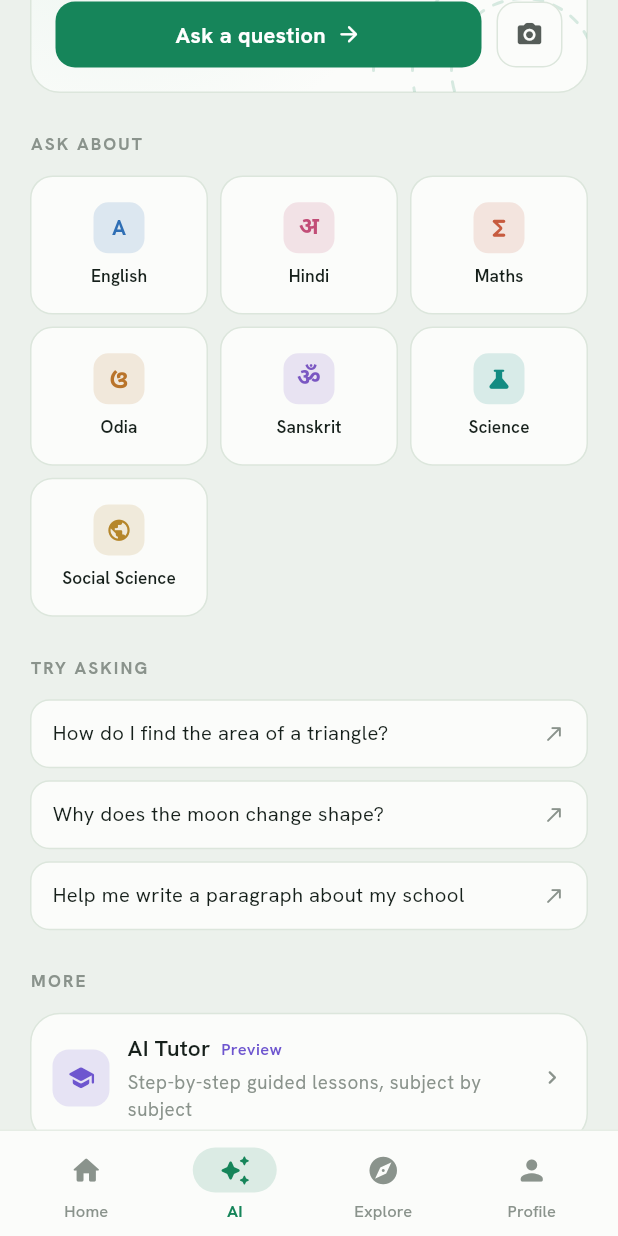
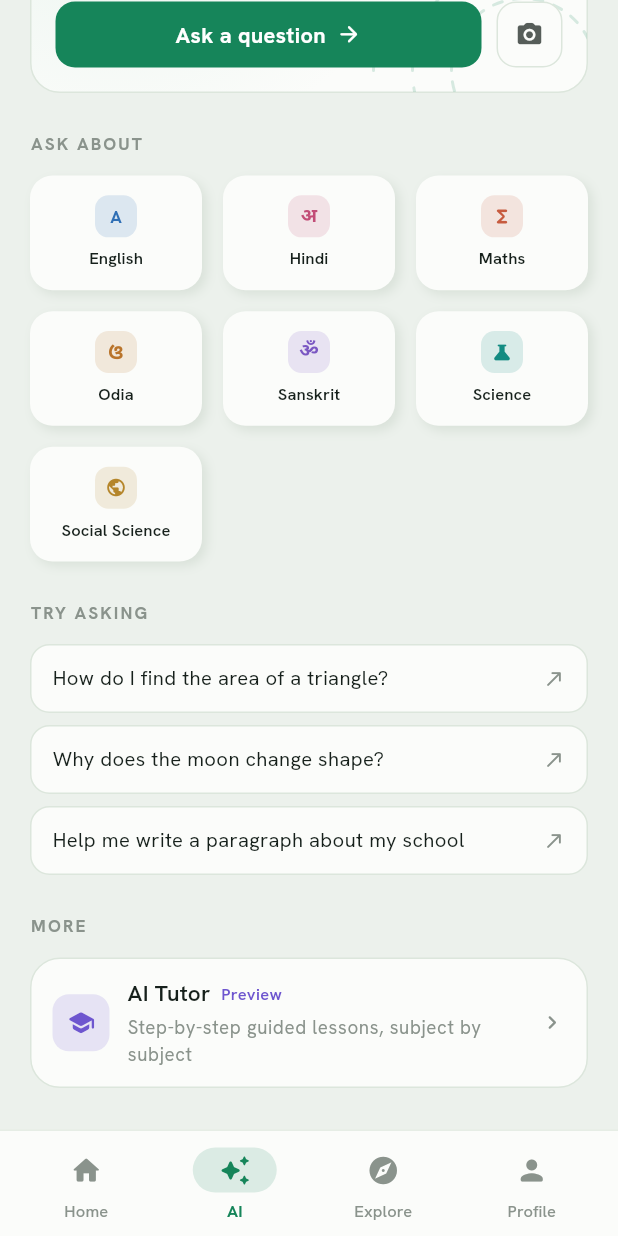
Before and after one commit to rudra273/vidyalaya, a Flutter app: the AiHubScreen screen opened by its route, scrolled down 192 dp, on a phone screen of 412 x 824 dp. Run offline on Flutter 3.47's test engine with Material 3 defaults, Android fonts, the phone set to English and light mode, and no system bars; our stand-ins replace firebase_auth, firebase_core, flutter_markdown, flutter_riverpod, flutter_svg, go_router and 8 more; missing offline and left inert: flutter_pdfview; accounts and stored records are empty.

Commit message:
some Ui fix

```diff
--- a/lib/screens/ai/ai_hub_screen.dart
+++ b/lib/screens/ai/ai_hub_screen.dart
@@ -16,6 +16,7 @@ import '../../utils/ai_labels.dart';
 import '../../utils/haptics.dart';
 import '../../widgets/ask_card.dart';
 import '../../widgets/calm_widgets.dart';
+import '../../widgets/clay_card.dart';
 import '../../widgets/pressable.dart';
 
 /// Haptic tap → push, shared by every row on this page.
@@ -181,9 +182,11 @@ class AiHubScreen extends ConsumerWidget {
                 gridDelegate:
                     const SliverGridDelegateWithFixedCrossAxisCount(
                       crossAxisCount: 3,
-                      mainAxisSpacing: 8,
-                      crossAxisSpacing: 8,
-                      childAspectRatio: 1.28,
+                      // Wider gutters than the flat tiles needed — the clay
+                      // shadows want room to fall before the next card starts.
+                      mainAxisSpacing: 14,
+                      crossAxisSpacing: 14,
+                      childAspectRatio: 1.5,
                     ),
                 itemCount: subjects.length,
                 itemBuilder: (context, index) {
@@ -444,15 +447,18 @@ class _HubRow extends StatelessWidget {
 
 /// One ingested subject, as a coloured tile. Seven pill chips wrapped into an
 /// undifferentiated grey blob; a tile grid is scannable and matches Explore.
-class _SubjectTile extends StatelessWidget {
+///
+/// Uses [ClayCard] with the same depth as Home's mini-tool grid, so both tile
+/// grids read as one surface — and both drop to flat cards together when
+/// claymorphism is turned off in Settings → Appearance.
+class _SubjectTile extends ConsumerWidget {
   final String subject;
   final VoidCallback onTap;
 
   const _SubjectTile({required this.subject, required this.onTap});
 
   @override
-  Widget build(BuildContext context) {
-    final cs = Theme.of(context).colorScheme;
+  Widget build(BuildContext context, WidgetRef ref) {
     final meta = subjectMeta(subject);
     final color = AppColors.subjectColor(
       subject,
@@ -462,13 +468,11 @@ class _SubjectTile extends StatelessWidget {
     return Pressable(
       onTap: onTap,
       scale: 0.96,
-      child: Container(
-        padding: const EdgeInsets.symmetric(horizontal: 8, vertical: 10),
-        decoration: BoxDecoration(
-          color: cs.surface,
-          border: Border.all(color: cs.outline),
-          borderRadius: BorderRadius.circular(AppSpacing.tileRadius),
-        ),
+      child: ClayCard(
+        padding: const EdgeInsets.symmetric(horizontal: 6, vertical: 8),
+        radius: AppSpacing.tileRadius,
+        blur: 11,
+        distance: 3,
         child: Column(
           mainAxisAlignment: MainAxisAlignment.center,
           children: [
@@ -476,17 +480,17 @@ class _SubjectTile extends StatelessWidget {
               color: color,
               icon: meta.icon,
               meta: meta,
-              size: 34,
-              radius: 10,
+              size: 28,
+              radius: 9,
             ),
-            const SizedBox(height: 7),
+            const SizedBox(height: 6),
             FittedBox(
               fit: BoxFit.scaleDown,
               child: Text(
                 formatSubject(subject),
                 maxLines: 1,
                 style: Theme.of(context).textTheme.titleSmall?.copyWith(
-                  fontSize: 11.5,
+                  fontSize: 11,
                   fontWeight: FontWeight.w600,
                 ),
               ),
--- a/lib/widgets/clay_card.dart
+++ b/lib/widgets/clay_card.dart
@@ -3,11 +3,33 @@ import 'package:flutter_riverpod/flutter_riverpod.dart';
 import '../app/theme.dart';
 import '../providers/clay_provider.dart';
 
+// ─── Global clay tuning ───────────────────────────────────────────────────
+// Applied on top of whatever `blur` / `distance` a call site passes, so the
+// whole app's clay can be re-tuned from here without touching call sites.
+//
+// Light mode gets NO top-left highlight. The classic claymorphism recipe puts
+// a white glow there, but that assumes a mid-tone page: here `paper` (#ECF1EC)
+// and `surface` (#FBFCFA) are both near-white, so a white blur on the card's
+// top-left just dissolves those edges into the background. Light mode instead
+// gets one soft directional shadow — cleaner, and the edges stay put.
+//
+// Dark mode keeps both shadows: on `paperDark` (#0D1411) the lifted top-left
+// edge is the only thing separating card from page, and it genuinely reads.
+
+/// Blur multiplier. Below 1.0 the falloff tightens, so the card's edge stays
+/// defined instead of dissolving into a halo.
+const double _blurScale = 0.5;
+
+/// Shadow-alpha multiplier. Kept nearer full strength than [_blurScale]: a
+/// tight shadow needs its weight to stay visible at all.
+const double _alphaScale = 0.7;
+
 /// ClayCard — soft "claymorphism" depth for accent surfaces only.
 ///
-/// Two opposing shadows (dark bottom-right, light top-left) give a gently
-/// raised, tactile look. Use sparingly on hero surfaces (avatar, stat cards,
-/// primary tiles) — list rows and forms stay flat.
+/// A gently raised, tactile look: one soft bottom-right shadow in light mode,
+/// plus a lifted top-left highlight in dark mode where the page is dark enough
+/// for it to read. Use sparingly on hero surfaces (avatar, stat cards, primary
+/// tiles) — list rows and forms stay flat.
 ///
 /// Respects the [clayEnabledProvider] toggle: when claymorphism is turned off
 /// (Settings → Appearance), it falls back to a flat hairline-bordered card so
@@ -69,24 +91,30 @@ class ClayCard extends ConsumerWidget {
     final shadows = pressed
         ? <BoxShadow>[
             BoxShadow(
-              color: shadowColor.withValues(alpha: isDark ? 0.6 : 0.7),
-              blurRadius: blur * 0.5,
+              color: shadowColor.withValues(
+                alpha: (isDark ? 0.6 : 0.7) * _alphaScale,
+              ),
+              blurRadius: blur * 0.5 * _blurScale,
               offset: Offset(distance * 0.4, distance * 0.4),
             ),
           ]
         : <BoxShadow>[
-            // dark — bottom-right
+            // dark — bottom-right. In light mode this is the whole effect.
             BoxShadow(
-              color: shadowColor.withValues(alpha: isDark ? 0.55 : 0.75),
-              blurRadius: blur,
+              color: shadowColor.withValues(
+                alpha: (isDark ? 0.55 : 0.75) * _alphaScale,
+              ),
+              blurRadius: blur * _blurScale,
               offset: Offset(distance, distance),
             ),
-            // light — top-left
-            BoxShadow(
-              color: highlightColor.withValues(alpha: isDark ? 0.30 : 0.9),
-              blurRadius: blur,
-              offset: Offset(-distance, -distance),
-            ),
+            // light — top-left, dark mode only. See the note at the top of the
+            // file: on a near-white page this washes the card's edges out.
+            if (isDark)
+              BoxShadow(
+                color: highlightColor.withValues(alpha: 0.30),
+                blurRadius: blur * _blurScale,
+                offset: Offset(-distance, -distance),
+              ),
           ];
 
     return Container(
@@ -94,6 +122,8 @@ class ClayCard extends ConsumerWidget {
       decoration: BoxDecoration(
         color: base,
         borderRadius: BorderRadius.circular(radius),
+        // No border: clay defines its edge with light, not a line. A hairline
+        // here reads as a dark outline in light mode and kills the effect.
         boxShadow: shadows,
       ),
       child: child,
```
